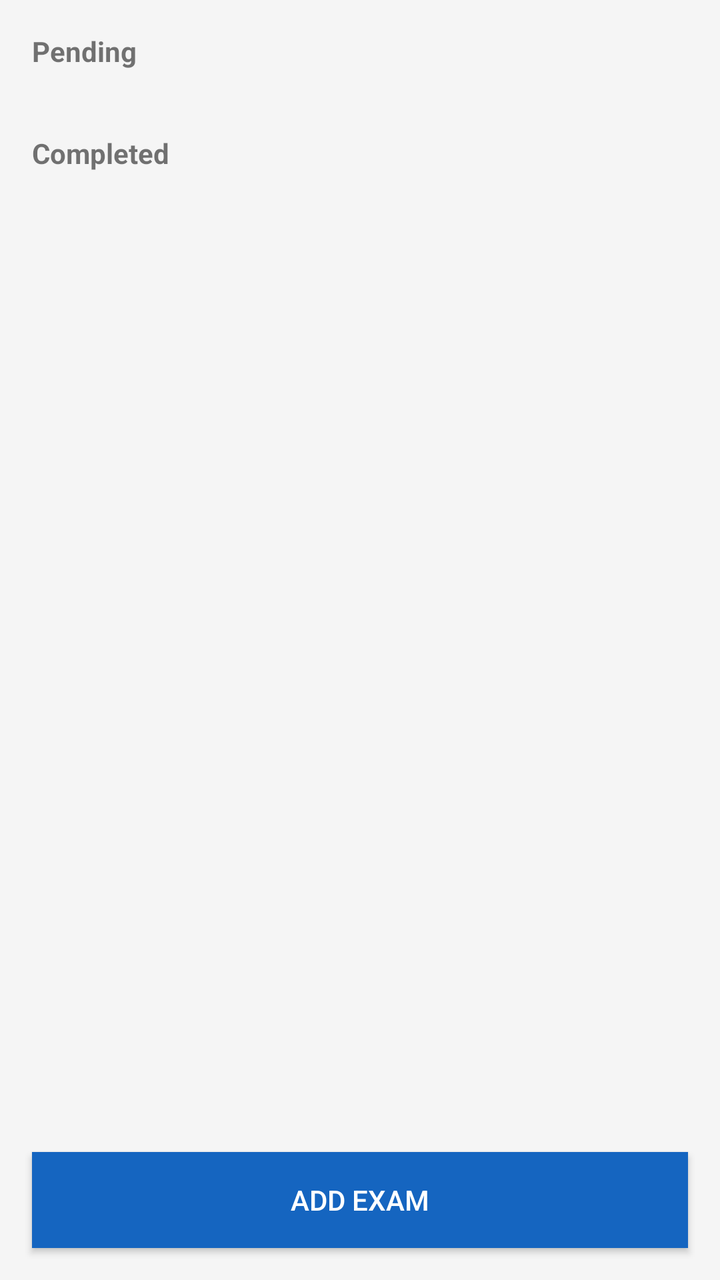
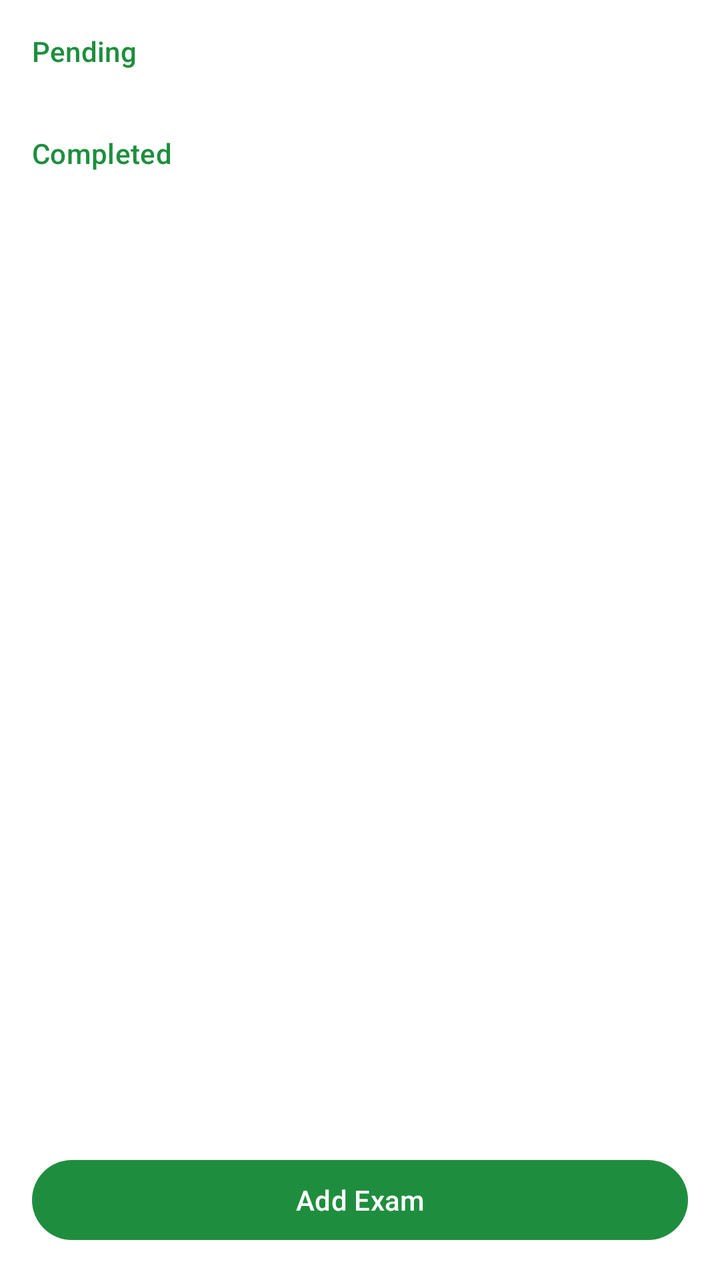

Two renders of the same Android screen: before a commit and after it. Below are the layout's source before the change and the commit's diff.
<!-- AndroidManifest.xml: application theme Theme.Studbuddy -->
<!-- res/layout/fragment_exams.xml -->
<?xml version="1.0" encoding="utf-8"?>
<LinearLayout xmlns:android="http://schemas.android.com/apk/res/android"
    xmlns:app="http://schemas.android.com/apk/res-auto"
    android:layout_width="match_parent"
    android:layout_height="match_parent"
    android:background="@color/colorBackground"
    android:orientation="vertical">

    <androidx.core.widget.NestedScrollView
        android:layout_width="match_parent"
        android:layout_height="0dp"
        android:layout_weight="1"
        android:fillViewport="true">

        <LinearLayout
            android:layout_width="match_parent"
            android:layout_height="wrap_content"
            android:orientation="vertical"
            android:padding="8dp">

            <TextView
                android:layout_width="wrap_content"
                android:layout_height="wrap_content"
                android:text="Pending"
                android:textStyle="bold"
                android:padding="8dp"/>

            <androidx.recyclerview.widget.RecyclerView
                android:id="@+id/rvPendingExams"
                android:layout_width="match_parent"
                android:layout_height="wrap_content"
                android:nestedScrollingEnabled="false"
                app:layoutManager="androidx.recyclerview.widget.LinearLayoutManager" />

            <TextView
                android:layout_width="wrap_content"
                android:layout_height="wrap_content"
                android:text="Completed"
                android:textStyle="bold"
                android:layout_marginTop="16dp"
                android:padding="8dp"/>

            <androidx.recyclerview.widget.RecyclerView
                android:id="@+id/rvCompletedExams"
                android:layout_width="match_parent"
                android:layout_height="wrap_content"
                android:nestedScrollingEnabled="false"
                app:layoutManager="androidx.recyclerview.widget.LinearLayoutManager" />

        </LinearLayout>
    </androidx.core.widget.NestedScrollView>

    <Button
        android:id="@+id/btnAddExam"
        android:layout_width="match_parent"
        android:layout_height="wrap_content"
        android:layout_margin="16dp"
        android:background="@color/colorPrimary"
        android:text="Add Exam"
        android:textColor="@color/white" />
</LinearLayout>
<!-- resources referenced by this layout -->
<resources>
  <color name="colorBackground">#F5F5F5</color>
  <color name="colorPrimary">#1565C0</color>
  <color name="white">#FFFFFFFF</color>
  <style name="Theme.Studbuddy" parent="Theme.AppCompat.Light.NoActionBar">
          
          <item name="colorPrimary">@color/colorPrimary</item>
          <item name="colorPrimaryDark">@color/colorPrimaryDark</item>
          <item name="colorAccent">@color/colorAccent</item>
          
          <item name="android:windowBackground">@color/colorBackground</item>
      </style>
  <color name="colorPrimaryDark">#003c8f</color>
  <color name="colorAccent">#42A5F5</color>
</resources>

<!-- the commit's change to res/layout/fragment_exams.xml (unified diff, before → after) -->
@@ -3,7 +3,7 @@
     xmlns:app="http://schemas.android.com/apk/res-auto"
     android:layout_width="match_parent"
     android:layout_height="match_parent"
-    android:background="@color/colorBackground"
+    android:background="?attr/colorSurface"
     android:orientation="vertical">
 
     <androidx.core.widget.NestedScrollView
@@ -22,7 +22,8 @@
                 android:layout_width="wrap_content"
                 android:layout_height="wrap_content"
                 android:text="Pending"
-                android:textStyle="bold"
+                android:textAppearance="?attr/textAppearanceTitleSmall"
+                android:textColor="?attr/colorPrimary"
                 android:padding="8dp"/>
 
             <androidx.recyclerview.widget.RecyclerView
@@ -36,7 +37,8 @@
                 android:layout_width="wrap_content"
                 android:layout_height="wrap_content"
                 android:text="Completed"
-                android:textStyle="bold"
+                android:textAppearance="?attr/textAppearanceTitleSmall"
+                android:textColor="?attr/colorPrimary"
                 android:layout_marginTop="16dp"
                 android:padding="8dp"/>
 
@@ -50,12 +52,11 @@
         </LinearLayout>
     </androidx.core.widget.NestedScrollView>
 
-    <Button
+    <com.google.android.material.button.MaterialButton
         android:id="@+id/btnAddExam"
         android:layout_width="match_parent"
         android:layout_height="wrap_content"
         android:layout_margin="16dp"
-        android:background="@color/colorPrimary"
-        android:text="Add Exam"
-        android:textColor="@color/white" />
+        android:text="@string/add_exam_button"
+        style="@style/Widget.Material3.Button" />
 </LinearLayout>
<!-- resource entries referenced after the edit -->
@@ -1,17 +1,59 @@
 <!-- resources referenced by this layout -->
 <resources>
-  <color name="colorBackground">#F5F5F5</color>
-  <color name="colorPrimary">#1565C0</color>
-  <color name="white">#FFFFFFFF</color>
-  <style name="Theme.Studbuddy" parent="Theme.AppCompat.Light.NoActionBar">
+  <string name="add_exam_button">Add Exam</string>
+  <style name="Theme.Studbuddy" parent="Theme.Material3.DayNight.NoActionBar">
           
-          <item name="colorPrimary">@color/colorPrimary</item>
-          <item name="colorPrimaryDark">@color/colorPrimaryDark</item>
-          <item name="colorAccent">@color/colorAccent</item>
+          <item name="colorPrimary">@color/md_theme_light_primary</item>
+          <item name="colorOnPrimary">@color/md_theme_light_onPrimary</item>
+          <item name="colorPrimaryContainer">@color/md_theme_light_primaryContainer</item>
+          <item name="colorOnPrimaryContainer">@color/md_theme_light_onPrimaryContainer</item>
+          <item name="colorSecondary">@color/md_theme_light_secondary</item>
+          <item name="colorOnSecondary">@color/md_theme_light_onSecondary</item>
+          <item name="colorSecondaryContainer">@color/md_theme_light_secondaryContainer</item>
+          <item name="colorOnSecondaryContainer">@color/md_theme_light_onSecondaryContainer</item>
+          <item name="colorTertiary">@color/md_theme_light_tertiary</item>
+          <item name="colorOnTertiary">@color/md_theme_light_onTertiary</item>
+          <item name="colorTertiaryContainer">@color/md_theme_light_tertiaryContainer</item>
+          <item name="colorOnTertiaryContainer">@color/md_theme_light_onTertiaryContainer</item>
+          <item name="colorError">@color/md_theme_light_error</item>
+          <item name="colorOnError">@color/md_theme_light_onError</item>
+          <item name="colorErrorContainer">@color/md_theme_light_errorContainer</item>
+          <item name="colorOnErrorContainer">@color/md_theme_light_onErrorContainer</item>
+          <item name="android:windowBackground">@color/md_theme_light_background</item>
+          <item name="colorOutline">@color/md_theme_light_outline</item>
+          <item name="colorSurfaceVariant">@color/md_theme_light_surfaceVariant</item>
+          <item name="colorOnSurfaceVariant">@color/md_theme_light_onSurfaceVariant</item>
+          <item name="colorSurface">@color/md_theme_light_surface</item>
+          <item name="colorOnSurface">@color/md_theme_light_onSurface</item>
+  
           
-          <item name="android:windowBackground">@color/colorBackground</item>
+          <item name="headerBackground">?attr/colorSurface</item>
+          <item name="headerTextColor">?attr/colorOnSurface</item>
+  
+          
+          <item name="materialCardViewStyle">@style/Widget.Material3.CardView.Outlined</item>
       </style>
-  <color name="colorPrimaryDark">#003c8f</color>
-  <color name="colorAccent">#42A5F5</color>
+  <color name="md_theme_light_primary">#1E8E3E</color>
+  <color name="md_theme_light_onPrimary">#FFFFFF</color>
+  <color name="md_theme_light_primaryContainer">#E6F4EA</color>
+  <color name="md_theme_light_onPrimaryContainer">#0D652D</color>
+  <color name="md_theme_light_secondary">#5F6368</color>
+  <color name="md_theme_light_onSecondary">#FFFFFF</color>
+  <color name="md_theme_light_secondaryContainer">#E8EAED</color>
+  <color name="md_theme_light_onSecondaryContainer">#202124</color>
+  <color name="md_theme_light_tertiary">#1967D2</color>
+  <color name="md_theme_light_onTertiary">#FFFFFF</color>
+  <color name="md_theme_light_tertiaryContainer">#E8F0FE</color>
+  <color name="md_theme_light_onTertiaryContainer">#174EA6</color>
+  <color name="md_theme_light_error">#D93025</color>
+  <color name="md_theme_light_onError">#FFFFFF</color>
+  <color name="md_theme_light_errorContainer">#FCE8E6</color>
+  <color name="md_theme_light_onErrorContainer">#A50E0E</color>
+  <color name="md_theme_light_background">#F8F9FA</color>
+  <color name="md_theme_light_outline">#DADCE0</color>
+  <color name="md_theme_light_surfaceVariant">#F1F3F4</color>
+  <color name="md_theme_light_onSurfaceVariant">#5F6368</color>
+  <color name="md_theme_light_surface">#FFFFFF</color>
+  <color name="md_theme_light_onSurface">#202124</color>
 </resources>
 
